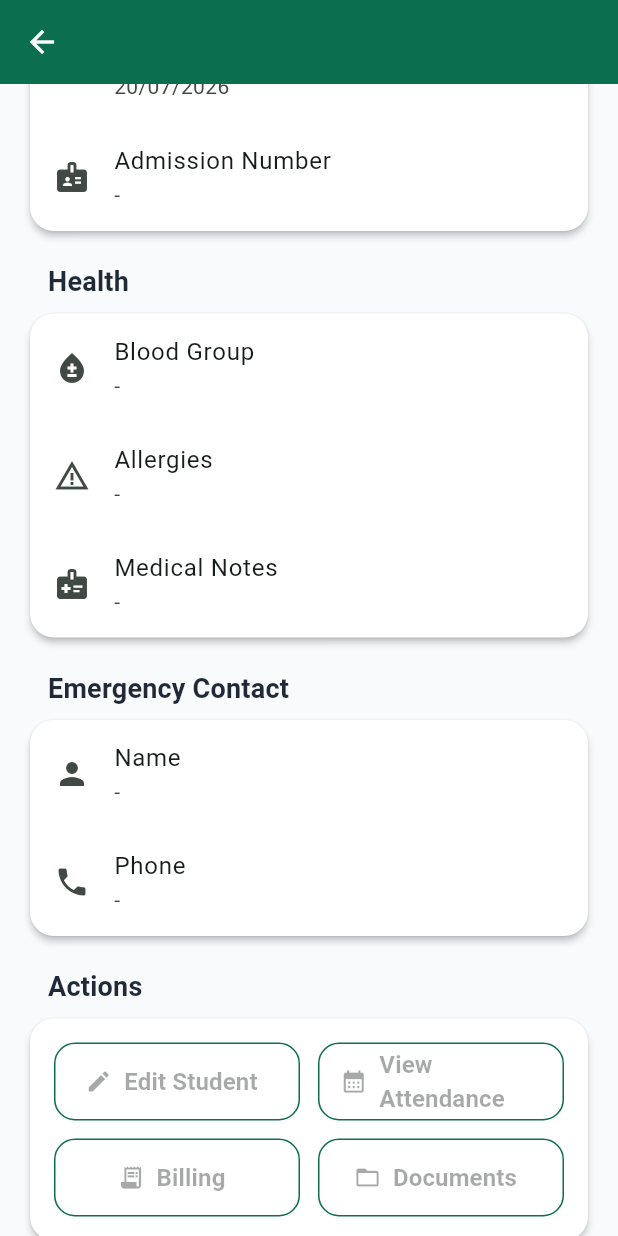
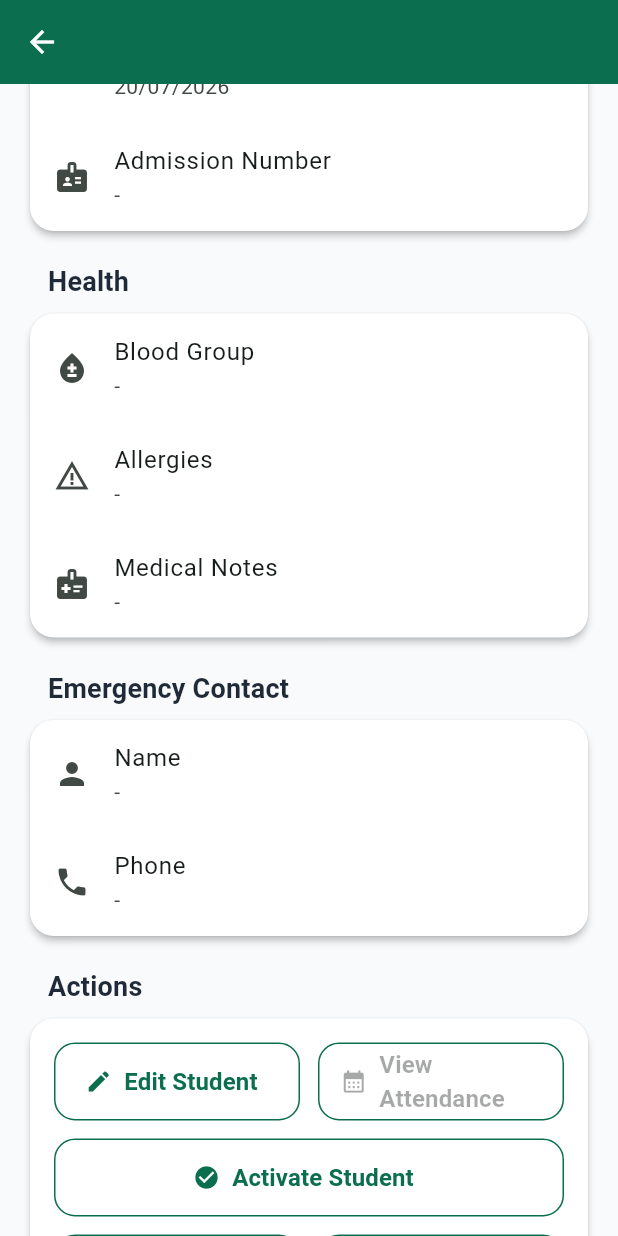
Before and after one commit to bhagwatgouri-beep/cubs_corner_connect, a Flutter app: the StudentProfileScreen screen opened directly with empty values, scrolled down 1152 dp, on a phone screen of 412 x 824 dp. Run offline on Flutter 3.47's test engine with Material 3 defaults, Android fonts, the phone set to English and light mode, and no system bars; our stand-ins replace cloud_firestore, firebase_auth, firebase_core; accounts and stored records are empty.

Commit message:
ADM-008 Archive / Activate Student

```diff
--- a/lib/features/admin/students/student_profile_screen.dart
+++ b/lib/features/admin/students/student_profile_screen.dart
@@ -3,14 +3,29 @@ import 'package:flutter/material.dart';
 import '../../../models/parent.dart';
 import '../../../models/student.dart';
 import '../../../repositories/parent_repository.dart';
+import '../../../repositories/student_repository.dart';
+import 'edit_student_screen.dart';
 
-class StudentProfileScreen extends StatelessWidget {
+class StudentProfileScreen extends StatefulWidget {
   final Student student;
 
   const StudentProfileScreen({
     super.key,
     required this.student,
   });
+
+  @override
+  State<StudentProfileScreen> createState() => _StudentProfileScreenState();
+}
+
+class _StudentProfileScreenState extends State<StudentProfileScreen> {
+  late Student _student;
+
+  @override
+  void initState() {
+    super.initState();
+    _student = widget.student;
+  }
 
   Widget _sectionTitle(BuildContext context, String title) {
     return Padding(
@@ -40,26 +55,85 @@ class StudentProfileScreen extends StatelessWidget {
   }
 
   Parent? _parentForStudent() {
-    if (student.parentIds.isEmpty) return null;
+    if (_student.parentIds.isEmpty) return null;
 
-    return ParentRepository.instance.getParent(student.parentIds.first);
+    return ParentRepository.instance.getParent(_student.parentIds.first);
+  }
+
+  Future<void> _openEdit() async {
+    final saved = await Navigator.push<bool>(
+      context,
+      MaterialPageRoute(
+        builder: (_) => EditStudentScreen(
+          student: _student,
+          parent: _parentForStudent(),
+        ),
+      ),
+    );
+
+    if (saved == true && mounted) {
+      final updatedStudent = StudentRepository.instance.getStudent(_student.id);
+
+      if (updatedStudent != null) {
+        setState(() {
+          _student = updatedStudent;
+        });
+      }
+    }
+  }
+
+  Future<void> _toggleActiveStatus() async {
+    if (_student.isActive) {
+      final confirmed = await showDialog<bool>(
+        context: context,
+        builder: (context) => AlertDialog(
+          title: const Text('Archive Student'),
+          content: const Text(
+            'Are you sure you want to archive this student?',
+          ),
+          actions: [
+            TextButton(
+              onPressed: () => Navigator.pop(context, false),
+              child: const Text('Cancel'),
+            ),
+            FilledButton(
+              onPressed: () => Navigator.pop(context, true),
+              child: const Text('Archive'),
+            ),
+          ],
+        ),
+      );
+
+      if (confirmed != true) return;
+    }
+
+    final updatedStudent = _student.copyWith(
+      isActive: !_student.isActive,
+      updatedAt: DateTime.now(),
+    );
+
+    StudentRepository.instance.updateStudent(updatedStudent);
+
+    setState(() {
+      _student = updatedStudent;
+    });
   }
 
   @override
   Widget build(BuildContext context) {
     final parent = _parentForStudent();
     final dob =
-        '${student.dateOfBirth.day.toString().padLeft(2, '0')}/'
-        '${student.dateOfBirth.month.toString().padLeft(2, '0')}/'
-        '${student.dateOfBirth.year}';
+        '${_student.dateOfBirth.day.toString().padLeft(2, '0')}/'
+        '${_student.dateOfBirth.month.toString().padLeft(2, '0')}/'
+        '${_student.dateOfBirth.year}';
     final admissionDate =
-        '${student.createdAt.day.toString().padLeft(2, '0')}/'
-        '${student.createdAt.month.toString().padLeft(2, '0')}/'
-        '${student.createdAt.year}';
+        '${_student.createdAt.day.toString().padLeft(2, '0')}/'
+        '${_student.createdAt.month.toString().padLeft(2, '0')}/'
+        '${_student.createdAt.year}';
 
     return Scaffold(
       appBar: AppBar(
-        title: Text(student.fullName),
+        title: Text(_student.fullName),
       ),
       body: ListView(
         padding: const EdgeInsets.all(16),
@@ -72,91 +146,70 @@ class StudentProfileScreen extends StatelessWidget {
                   CircleAvatar(
                     radius: 40,
                     child: Text(
-                      student.firstName.isEmpty
+                      _student.firstName.isEmpty
                           ? '?'
-                          : student.firstName[0].toUpperCase(),
+                          : _student.firstName[0].toUpperCase(),
                       style: const TextStyle(fontSize: 30),
                     ),
                   ),
                   const SizedBox(height: 16),
                   Text(
-                    student.fullName,
+                    _student.fullName,
                     style: Theme.of(context).textTheme.headlineSmall,
                   ),
                   const SizedBox(height: 4),
-                  Text(student.admissionNumber),
+                  Text(_student.admissionNumber),
                 ],
               ),
             ),
           ),
-
           _sectionTitle(context, 'Student Information'),
           Card(
             child: Column(
               children: [
-                _infoTile(
-                  Icons.badge,
-                  'Admission Number',
-                  student.admissionNumber,
-                ),
-                _infoTile(Icons.person, 'Full Name', student.fullName),
-                _infoTile(Icons.person_outline, 'Gender', student.gender),
+                _infoTile(Icons.badge, 'Admission Number', _student.admissionNumber),
+                _infoTile(Icons.person, 'Full Name', _student.fullName),
+                _infoTile(Icons.person_outline, 'Gender', _student.gender),
                 _infoTile(Icons.cake, 'Date of Birth', dob),
-                _infoTile(Icons.class_, 'Current Class', student.classroomId),
+                _infoTile(Icons.class_, 'Current Class', _student.classroomId),
                 _infoTile(
                   Icons.circle,
                   'Status',
-                  student.isActive ? 'Active' : 'Inactive',
+                  _student.isActive ? 'Active' : 'Inactive',
                 ),
               ],
             ),
           ),
-
           _sectionTitle(context, 'Parent Information'),
           Card(
             child: Column(
               children: [
                 _infoTile(Icons.person, 'Parent Name', parent?.fullName ?? ''),
-                _infoTile(
-                  Icons.family_restroom,
-                  'Relationship',
-                  parent?.relationship ?? '',
-                ),
+                _infoTile(Icons.family_restroom, 'Relationship', parent?.relationship ?? ''),
                 _infoTile(Icons.phone, 'Mobile', parent?.mobileNumber ?? ''),
                 _infoTile(Icons.email, 'Email', parent?.email ?? ''),
               ],
             ),
           ),
-
           _sectionTitle(context, 'Admission Information'),
           Card(
             child: Column(
               children: [
                 _infoTile(Icons.event, 'Admission Date', admissionDate),
-                _infoTile(
-                  Icons.badge,
-                  'Admission Number',
-                  student.admissionNumber,
-                ),
+                _infoTile(Icons.badge, 'Admission Number', _student.admissionNumber),
               ],
             ),
           ),
-
           _sectionTitle(context, 'Health'),
           Card(
             child: Column(
               children: [
                 _infoTile(Icons.bloodtype, 'Blood Group', '-'),
-                _infoTile(Icons.warning_amber, 'Allergies', student.allergies),
-                _infoTile(
-                  Icons.medical_information,
-                  'Medical Notes',
-                  student.medicalNotes,
-                ),
+                _infoTile(Icons.warning_amber, 'Allergies', _student.allergies),
+                _infoTile(Icons.medical_information, 'Medical Notes', _student.medicalNotes),
               ],
             ),
           ),
-
           _sectionTitle(context, 'Emergency Contact'),
           Card(
             child: Column(
@@ -166,7 +219,6 @@ class StudentProfileScreen extends StatelessWidget {
               ],
             ),
           ),
-
           _sectionTitle(context, 'Actions'),
           Card(
             child: Padding(
@@ -177,7 +229,7 @@ class StudentProfileScreen extends StatelessWidget {
                     children: [
                       Expanded(
                         child: OutlinedButton.icon(
-                          onPressed: null,
+                          onPressed: _openEdit,
                           icon: const Icon(Icons.edit),
                           label: const Text('Edit Student'),
                         ),
@@ -191,6 +243,23 @@ class StudentProfileScreen extends StatelessWidget {
                         ),
                       ),
                     ],
+                  ),
+                  const SizedBox(height: 12),
+                  SizedBox(
+                    width: double.infinity,
+                    child: OutlinedButton.icon(
+                      onPressed: _toggleActiveStatus,
+                      icon: Icon(
+                        _student.isActive
+                            ? Icons.archive
+                            : Icons.check_circle,
+                      ),
+                      label: Text(
+                        _student.isActive
+                            ? 'Archive Student'
+                            : 'Activate Student',
+                      ),
+                    ),
                   ),
                   const SizedBox(height: 12),
                   Row(
```
Also changed, not shown: lib/features/admin/students/student_directory_screen.dart (+5 -5 lines).
